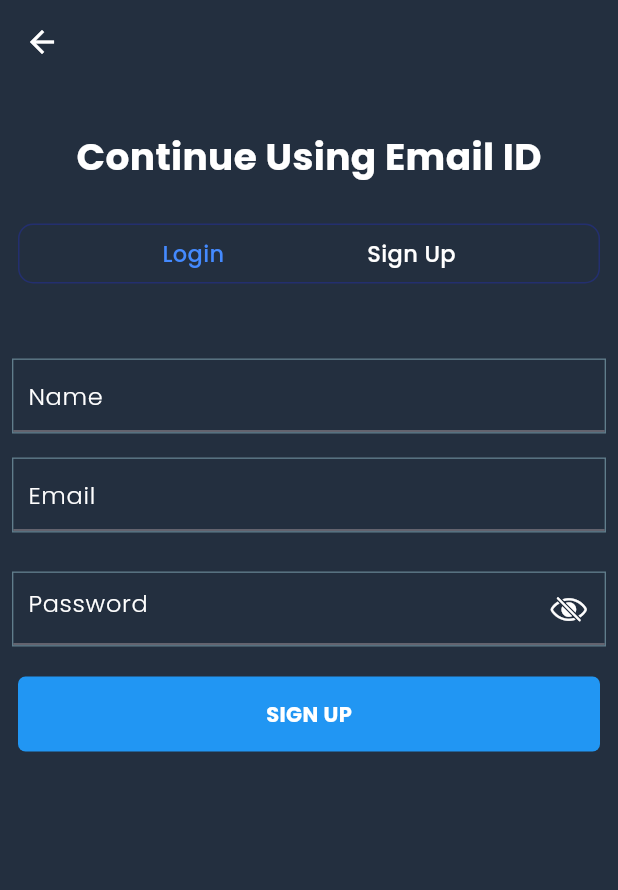
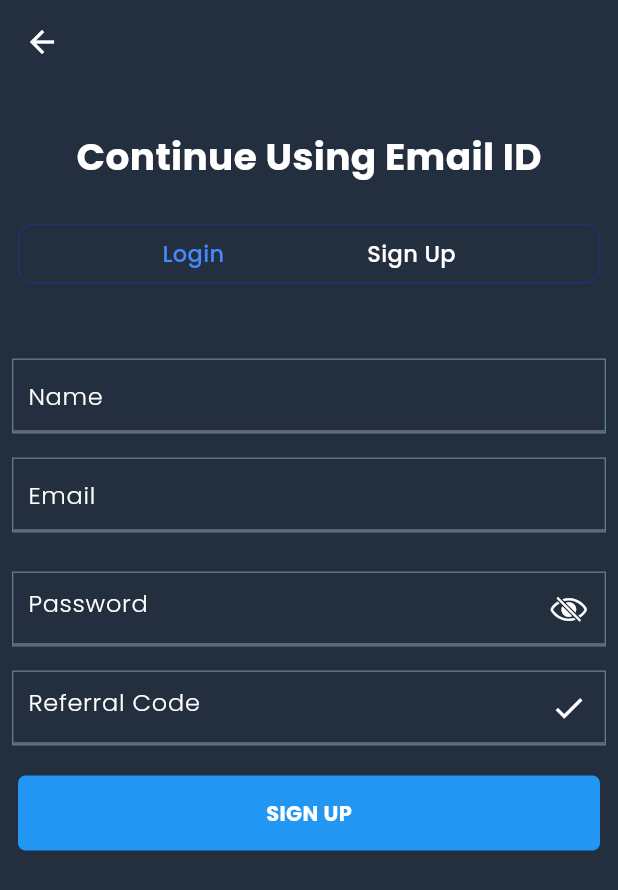
Before and after one commit to BiswayanMazumder/CryptoBase, a Flutter app: the EmailLogin screen opened directly, after a tap on "Login", on a phone screen of 412 x 824 dp. Shown: the top 890 px of the screen. Run offline on Flutter 3.47's test engine with Material 3 defaults, Android fonts, the phone set to English and light mode, and no system bars; our stand-ins replace cloud_firestore, easy_splash_screen, file_picker, firebase_auth, firebase_core, flutter_dotenv and 7 more; missing offline and left inert: razorpay_flutter; accounts and stored records are empty.

Commit message:
Referral Code Logic Creation during signup

```diff
--- a/lib/Login Page/emaillogin.dart
+++ b/lib/Login Page/emaillogin.dart
@@ -18,6 +18,7 @@ class _EmailLoginState extends State<EmailLogin> {
   TextEditingController _emailController = TextEditingController();
   TextEditingController _passwordController = TextEditingController();
   TextEditingController _nameController = TextEditingController();
+  TextEditingController _referenceController=TextEditingController();
   bool isLogin = true;
   bool _errorMessage = false;
   bool showPw = false;
@@ -86,10 +87,21 @@ class _EmailLoginState extends State<EmailLogin> {
     final emailRegex = RegExp(r'^[^@]+@[^@]+\.[^@]+');
     return emailRegex.hasMatch(email);
   }
+  List<dynamic> referencecodes=[];
+  Future<void> getreferencecodes() async{
+    final docsnap=await _firestore.collection('All Referral Codes').doc('User Referral').get();
+    if(docsnap.exists){
+      setState(() {
+        referencecodes=docsnap.data()?['Codes'];
+      });
+    }
+    print(referencecodes);
+  }
   @override
   void initState() {
     // TODO: implement initState
     super.initState();
+    getreferencecodes();
   }
   @override
   Widget build(BuildContext context) {
@@ -245,7 +257,61 @@ class _EmailLoginState extends State<EmailLogin> {
                 ),
               ),
             ),
-
+            if(!isLogin)
+            Padding(
+              padding: const EdgeInsets.all(8.0),
+              child: Container(
+                height: 50,
+                decoration: BoxDecoration(
+                  border: Border.all(color: Colors.blueGrey, width: 0.9),
+                ),
+                child: TextField(
+                  style: GoogleFonts.poppins(color: Colors.white),
+                  controller: _referenceController,
+                  decoration: InputDecoration(
+                    hintText: '  Referral Code',
+                    suffixIcon: InkWell(
+                      onTap: (){
+                        for(String num in referencecodes){
+                          if(_referenceController.text==num){
+                            ScaffoldMessenger.of(context).showSnackBar(
+                              SnackBar(
+                                backgroundColor: Colors.green,
+                                content: Text(
+                                  'Referral Code Applied',
+                                  style: GoogleFonts.poppins(
+                                      fontWeight: FontWeight.w600),
+                                ),
+                              ),
+                            );
+                          }
+                          else{
+                            ScaffoldMessenger.of(context).showSnackBar(
+                              SnackBar(
+                                backgroundColor: Colors.red,
+                                content: Text(
+                                  'Incorrect Referral Code',
+                                  style: GoogleFonts.poppins(
+                                      fontWeight: FontWeight.w600),
+                                ),
+                              ),
+                            );
+                          }
+                        }
+                      },
+                      child: const Icon(
+                        Icons.check,
+                        color: Colors.white,
+                      ),
+                    ),
+                    hintStyle: GoogleFonts.poppins(
+                      color: Colors.white,
+                      fontWeight: FontWeight.w300,
+                    ),
+                  ),
+                ),
+              ),
+            ),
             if (isLogin)
               Row(
                 children: [
```
